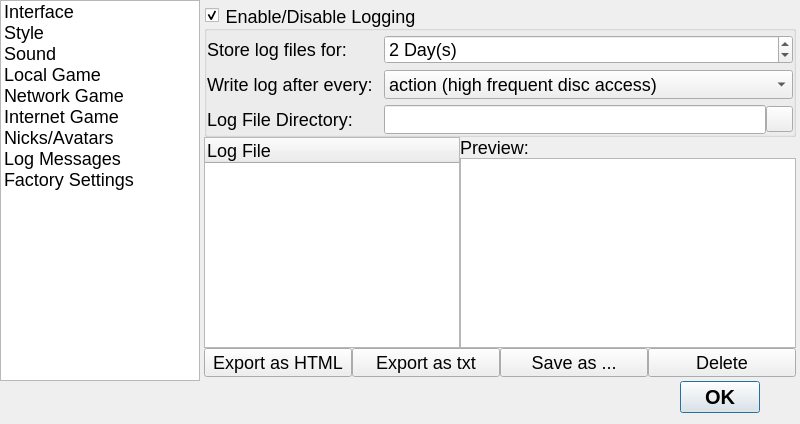
Before: the Qt Designer form src/gui/qt/gui_800x480/settingsdialog_800x480.ui in pokerth/pokerth, drawn with Qt 5.
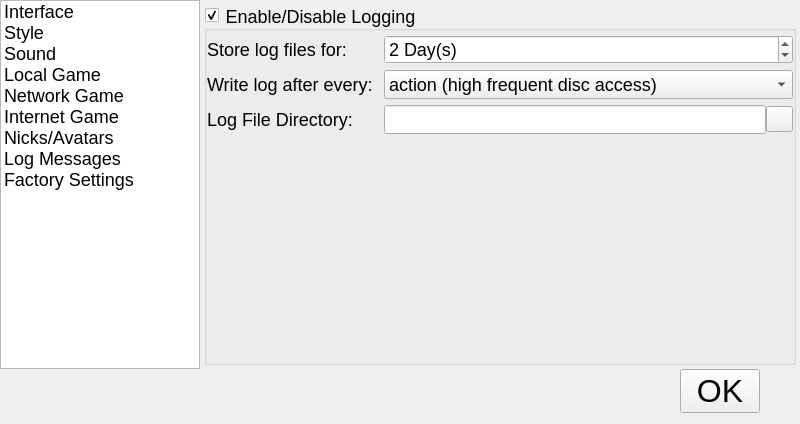
After: the same form once the commit is applied. The open tabs and pages were chosen to show the change. Icons and pictures are not drawn. Custom widgets are drawn as their Qt base class.

Commit message: android dialog changes

The edit to the form file:
```diff
--- a/src/gui/qt/gui_800x480/settingsdialog_800x480.ui
+++ b/src/gui/qt/gui_800x480/settingsdialog_800x480.ui
@@ -3495,44 +3495,6 @@
             <property name="bottomMargin">
              <number>0</number>
             </property>
-            <item row="0" column="0">
-             <widget class="QLabel" name="label_27">
-              <property name="sizePolicy">
-               <sizepolicy hsizetype="Minimum" vsizetype="Preferred">
-                <horstretch>0</horstretch>
-                <verstretch>0</verstretch>
-               </sizepolicy>
-              </property>
-              <property name="text">
-               <string>Store log files for:</string>
-              </property>
-              <property name="buddy">
-               <cstring>spinBox_logStoreDuration</cstring>
-              </property>
-             </widget>
-            </item>
-            <item row="0" column="1">
-             <widget class="QSpinBox" name="spinBox_logStoreDuration">
-              <property name="sizePolicy">
-               <sizepolicy hsizetype="Expanding" vsizetype="Fixed">
-                <horstretch>0</horstretch>
-                <verstretch>0</verstretch>
-               </sizepolicy>
-              </property>
-              <property name="suffix">
-               <string> Day(s)</string>
-              </property>
-              <property name="minimum">
-               <number>1</number>
-              </property>
-              <property name="maximum">
-               <number>3650</number>
-              </property>
-              <property name="value">
-               <number>2</number>
-              </property>
-             </widget>
-            </item>
             <item row="1" column="0">
              <widget class="QLabel" name="label_39">
               <property name="sizePolicy">
@@ -3627,131 +3589,60 @@
               </item>
              </layout>
             </item>
+            <item row="0" column="0">
+             <widget class="QLabel" name="label_27">
+              <property name="sizePolicy">
+               <sizepolicy hsizetype="Minimum" vsizetype="Preferred">
+                <horstretch>0</horstretch>
+                <verstretch>0</verstretch>
+               </sizepolicy>
+              </property>
+              <property name="text">
+               <string>Store log files for:</string>
+              </property>
+              <property name="buddy">
+               <cstring>spinBox_logStoreDuration</cstring>
+              </property>
+             </widget>
+            </item>
+            <item row="0" column="1">
+             <widget class="QSpinBox" name="spinBox_logStoreDuration">
+              <property name="sizePolicy">
+               <sizepolicy hsizetype="Expanding" vsizetype="Fixed">
+                <horstretch>0</horstretch>
+                <verstretch>0</verstretch>
+               </sizepolicy>
+              </property>
+              <property name="suffix">
+               <string> Day(s)</string>
+              </property>
+              <property name="minimum">
+               <number>1</number>
+              </property>
+              <property name="maximum">
+               <number>3650</number>
+              </property>
+              <property name="value">
+               <number>2</number>
+              </property>
+             </widget>
+            </item>
+            <item row="3" column="0" colspan="2">
+             <spacer name="verticalSpacer">
+              <property name="orientation">
+               <enum>Qt::Vertical</enum>
+              </property>
+              <property name="sizeHint" stdset="0">
+               <size>
+                <width>20</width>
+                <height>40</height>
+               </size>
+              </property>
+             </spacer>
+            </item>
            </layout>
           </widget>
          </item>
-         <item row="1" column="0">
-          <layout class="QHBoxLayout" name="horizontalLayout_11">
-           <property name="spacing">
-            <number>0</number>
-           </property>
-           <item>
-            <widget class="QTreeWidget" name="treeWidget_logFiles">
-             <property name="sizePolicy">
-              <sizepolicy hsizetype="Minimum" vsizetype="Minimum">
-               <horstretch>0</horstretch>
-               <verstretch>0</verstretch>
-              </sizepolicy>
-             </property>
-             <property name="alternatingRowColors">
-              <bool>true</bool>
-             </property>
-             <property name="selectionMode">
-              <enum>QAbstractItemView::ExtendedSelection</enum>
-             </property>
-             <property name="indentation">
-              <number>5</number>
-             </property>
-             <property name="rootIsDecorated">
-              <bool>false</bool>
-             </property>
-             <property name="allColumnsShowFocus">
-              <bool>true</bool>
-             </property>
-             <column>
-              <property name="text">
-               <string>Log File</string>
-              </property>
-             </column>
-            </widget>
-           </item>
-           <item>
-            <layout class="QVBoxLayout" name="verticalLayout_4">
-             <property name="spacing">
-              <number>0</number>
-             </property>
-             <item>
-              <widget class="QLabel" name="label_37">
-               <property name="text">
-                <string>Preview:</string>
-               </property>
-              </widget>
-             </item>
-             <item>
-              <widget class="QTextBrowser" name="textBrowser_logPreview">
-               <property name="sizePolicy">
-                <sizepolicy hsizetype="MinimumExpanding" vsizetype="Expanding">
-                 <horstretch>0</horstretch>
-                 <verstretch>0</verstretch>
-                </sizepolicy>
-               </property>
-               <property name="styleSheet">
-                <string notr="true"/>
-               </property>
-               <property name="html">
-                <string>&lt;!DOCTYPE HTML PUBLIC &quot;-//W3C//DTD HTML 4.0//EN&quot; &quot;http://www.w3.org/TR/REC-html40/strict.dtd&quot;&gt;
-&lt;html&gt;&lt;head&gt;&lt;meta name=&quot;qrichtext&quot; content=&quot;1&quot; /&gt;&lt;style type=&quot;text/css&quot;&gt;
-p, li { white-space: pre-wrap; }
-&lt;/style&gt;&lt;/head&gt;&lt;body style=&quot; font-family:'Liberation Sans'; font-size:18px; font-weight:400; font-style:normal;&quot;&gt;
-&lt;p style=&quot;-qt-paragraph-type:empty; margin-top:0px; margin-bottom:0px; margin-left:0px; margin-right:0px; -qt-block-indent:0; text-indent:0px; font-family:'Nimbus Sans L';&quot;&gt;&lt;br /&gt;&lt;/p&gt;&lt;/body&gt;&lt;/html&gt;</string>
-               </property>
-              </widget>
-             </item>
-            </layout>
-           </item>
-          </layout>
-         </item>
-         <item row="2" column="0">
-          <layout class="QHBoxLayout" name="horizontalLayout_9">
-           <property name="spacing">
-            <number>0</number>
-           </property>
-           <item>
-            <widget class="QPushButton" name="pushButton_exportLogHtml">
-             <property name="text">
-              <string>Export as HTML</string>
-             </property>
-             <property name="icon">
-              <iconset resource="../resources/pokerth.qrc">
-               <normaloff>:/gfx/text-html.png</normaloff>:/gfx/text-html.png</iconset>
-             </property>
-            </widget>
-           </item>
-           <item>
-            <widget class="QPushButton" name="pushButton_exportLogTxt">
-             <property name="text">
-              <string>Export as txt</string>
-             </property>
-             <property name="icon">
-              <iconset resource="../resources/pokerth.qrc">
-               <normaloff>:/gfx/text-plain.png</normaloff>:/gfx/text-plain.png</iconset>
-             </property>
-            </widget>
-           </item>
-           <item>
-            <widget class="QPushButton" name="pushButton_saveLogAs">
-             <property name="text">
-              <string>Save as ...</string>
-             </property>
-             <property name="icon">
-              <iconset resource="../resources/pokerth.qrc">
-               <normaloff>:/gfx/filesave.png</normaloff>:/gfx/filesave.png</iconset>
-             </property>
-            </widget>
-           </item>
-           <item>
-            <widget class="QPushButton" name="pushButton_deleteLog">
-             <property name="text">
-              <string>Delete</string>
-             </property>
-             <property name="icon">
-              <iconset resource="../resources/pokerth.qrc">
-               <normaloff>:/gfx/editdelete.png</normaloff>:/gfx/editdelete.png</iconset>
-             </property>
-            </widget>
-           </item>
-          </layout>
-         </item>
         </layout>
        </widget>
        <widget class="QWidget" name="page_9">
@@ -3894,15 +3785,25 @@
       </spacer>
      </item>
      <item>
-      <widget class="QDialogButtonBox" name="buttonBox">
+      <widget class="QPushButton" name="pushButton">
        <property name="styleSheet">
-        <string notr="true">QObject {font: bold 20px}</string>
+        <string notr="true">QObject{font: 32px;}</string>
        </property>
-       <property name="orientation">
-        <enum>Qt::Horizontal</enum>
+       <property name="text">
+        <string> OK </string>
        </property>
-       <property name="standardButtons">
-        <set>QDialogButtonBox::Ok</set>
+       <property name="icon">
+        <iconset resource="../resources/pokerth.qrc">
+         <normaloff>:/gfx/dialog_ok_apply.png</normaloff>:/gfx/dialog_ok_apply.png</iconset>
+       </property>
+       <property name="iconSize">
+        <size>
+         <width>32</width>
+         <height>32</height>
+        </size>
+       </property>
+       <property name="autoDefault">
+        <bool>false</bool>
        </property>
       </widget>
      </item>
```
Left out of the diff: 85 changed lines with no effect on the pictures. The commit also changes 17 other files.
